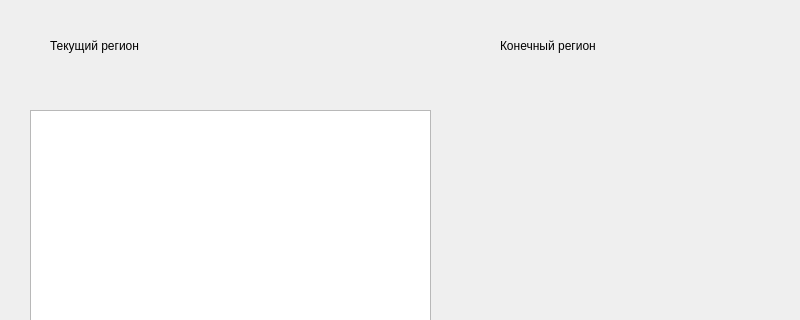
First picture: the form in ui/player_window.ui, repository ZhizhchenkoA/U, before the edit; both pictures show x 0 to 800 and y 0 to 320 of the 800 by 600 pixel window.
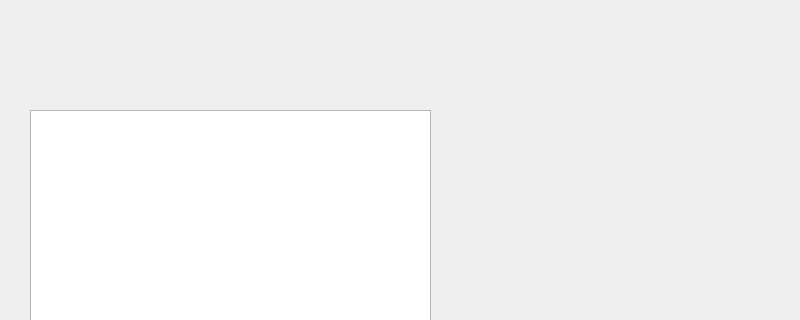
Second picture: the form after the edit.

Commit message:
splitting into threads(player window fixes)
map may not work well now(

Diff of the .ui file:
```diff
--- a/ui/player_window.ui
+++ b/ui/player_window.ui
@@ -36,9 +36,6 @@
       <height>51</height>
      </rect>
     </property>
-    <property name="text">
-     <string>Текущий регион</string>
-    </property>
    </widget>
    <widget class="QPushButton" name="makeMoveButton">
     <property name="geometry">
@@ -62,9 +59,6 @@
       <height>51</height>
      </rect>
     </property>
-    <property name="text">
-     <string>Конечный регион</string>
-    </property>
    </widget>
    <widget class="QTextEdit" name="gameInfoText">
     <property name="geometry">
```
The commit also changes 13 other files.
